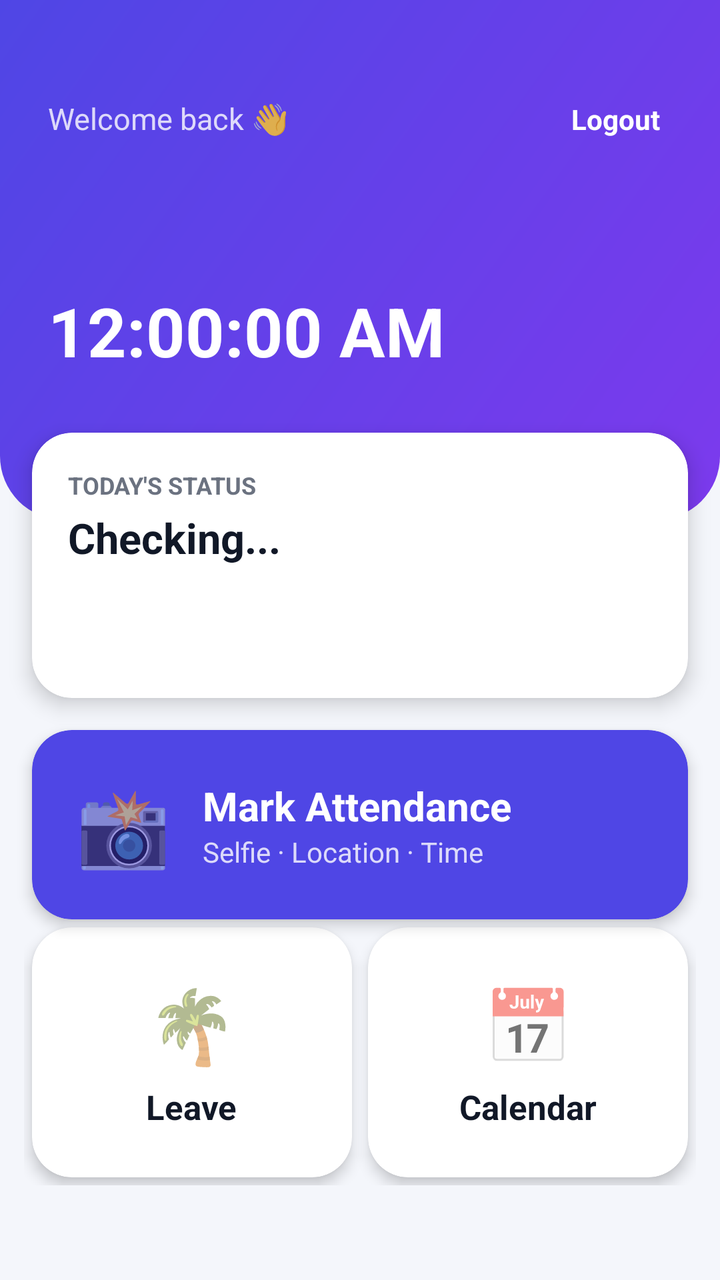
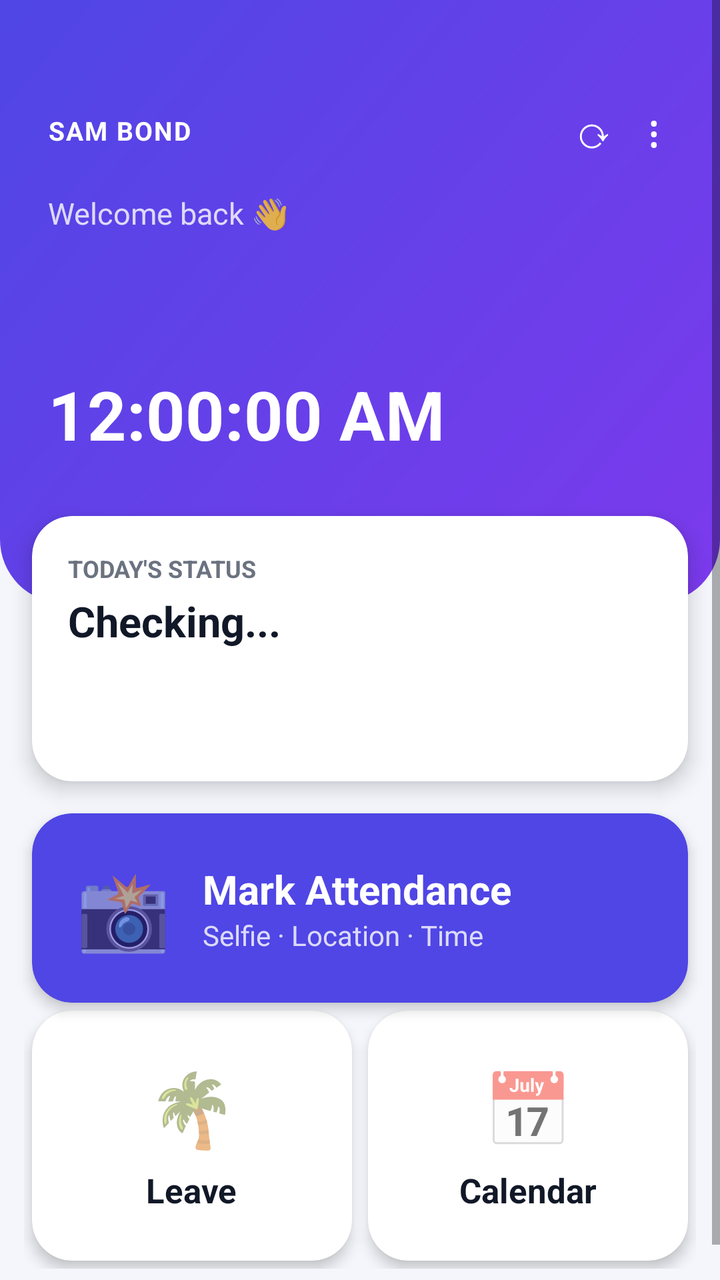

An Android layout rendered at two revisions. The XML below is the earlier revision; the diff shows what the commit changed to produce the second picture.
<!-- AndroidManifest.xml: application theme Theme.Attendance -->
<!-- res/layout/activity_home.xml -->
<?xml version="1.0" encoding="utf-8"?>
<ScrollView xmlns:android="http://schemas.android.com/apk/res/android"
    xmlns:app="http://schemas.android.com/apk/res-auto"
    android:layout_width="match_parent" android:layout_height="match_parent">
    <LinearLayout android:layout_width="match_parent" android:layout_height="wrap_content"
        android:orientation="vertical" android:paddingBottom="24dp">
        <LinearLayout android:layout_width="match_parent" android:layout_height="wrap_content"
            android:background="@drawable/bg_header" android:orientation="vertical"
            android:paddingStart="24dp" android:paddingEnd="24dp" android:paddingTop="44dp" android:paddingBottom="72dp">
            <LinearLayout android:layout_width="match_parent" android:layout_height="wrap_content" android:orientation="horizontal">
                <TextView android:text="Welcome back 👋" android:textColor="#CCFFFFFF" android:textSize="15sp"
                    android:layout_width="0dp" android:layout_weight="1" android:layout_height="wrap_content" />
                <TextView android:id="@+id/tvLogout" android:text="Logout" android:textColor="#FFFFFF" android:textStyle="bold"
                    android:padding="6dp" android:clickable="true" android:focusable="true"
                    android:layout_width="wrap_content" android:layout_height="wrap_content" />
            </LinearLayout>
            <TextView android:id="@+id/tvName" android:textColor="#FFFFFF" android:textSize="28sp" android:textStyle="bold"
                android:layout_width="wrap_content" android:layout_height="wrap_content" />
            <TextView android:id="@+id/tvDate" android:textColor="#CCFFFFFF" android:textSize="15sp"
                android:layout_width="wrap_content" android:layout_height="wrap_content" />
            <TextClock android:format12Hour="hh:mm:ss a" android:format24Hour="hh:mm:ss a"
                android:textColor="#FFFFFF" android:textSize="34sp" android:textStyle="bold" android:layout_marginTop="10dp"
                android:layout_width="wrap_content" android:layout_height="wrap_content" />
        </LinearLayout>

        <com.google.android.material.card.MaterialCardView
            android:layout_width="match_parent" android:layout_height="wrap_content"
            android:layout_marginStart="16dp" android:layout_marginEnd="16dp" android:layout_marginTop="-44dp"
            app:cardCornerRadius="20dp" app:cardElevation="6dp">
            <LinearLayout android:layout_width="match_parent" android:layout_height="wrap_content"
                android:orientation="vertical" android:padding="18dp">
                <TextView android:text="TODAY'S STATUS" android:textSize="12sp" android:textStyle="bold" android:textColor="@color/muted"
                    android:layout_width="wrap_content" android:layout_height="wrap_content" />
                <TextView android:id="@+id/tvStatus" android:text="Checking..." android:textSize="21sp" android:textStyle="bold"
                    android:textColor="@color/ink" android:layout_marginTop="4dp"
                    android:layout_width="wrap_content" android:layout_height="wrap_content" />
                <TextView android:id="@+id/tvMonth" android:textColor="@color/muted" android:layout_marginTop="4dp"
                    android:layout_width="wrap_content" android:layout_height="wrap_content" />
                <TextView android:id="@+id/tvLeaveBal" android:textColor="@color/primary" android:textStyle="bold" android:layout_marginTop="6dp"
                    android:layout_width="wrap_content" android:layout_height="wrap_content" />
            </LinearLayout>
        </com.google.android.material.card.MaterialCardView>

        <com.google.android.material.card.MaterialCardView android:id="@+id/tileAttendance"
            android:layout_width="match_parent" android:layout_height="wrap_content"
            android:layout_marginStart="16dp" android:layout_marginEnd="16dp" android:layout_marginTop="16dp"
            android:clickable="true" android:focusable="true"
            app:cardBackgroundColor="@color/primary" app:cardCornerRadius="20dp" app:cardElevation="4dp">
            <LinearLayout android:layout_width="match_parent" android:layout_height="wrap_content"
                android:gravity="center_vertical" android:orientation="horizontal" android:padding="22dp">
                <TextView android:text="📸" android:textSize="38sp"
                    android:layout_width="wrap_content" android:layout_height="wrap_content" />
                <LinearLayout android:layout_width="wrap_content" android:layout_height="wrap_content"
                    android:layout_marginStart="16dp" android:orientation="vertical">
                    <TextView android:text="Mark Attendance" android:textColor="#FFFFFF" android:textSize="20sp" android:textStyle="bold"
                        android:layout_width="wrap_content" android:layout_height="wrap_content" />
                    <TextView android:text="Selfie · Location · Time" android:textColor="#CCFFFFFF"
                        android:layout_width="wrap_content" android:layout_height="wrap_content" />
                </LinearLayout>
            </LinearLayout>
        </com.google.android.material.card.MaterialCardView>

        <LinearLayout android:layout_width="match_parent" android:layout_height="wrap_content"
            android:layout_marginStart="12dp" android:layout_marginEnd="12dp" android:orientation="horizontal">
            <com.google.android.material.card.MaterialCardView android:id="@+id/tileLeave"
                android:layout_width="0dp" android:layout_weight="1" android:layout_height="wrap_content"
                android:layout_margin="4dp" android:layout_marginTop="12dp" android:clickable="true" android:focusable="true"
                app:cardCornerRadius="20dp" app:cardElevation="4dp">
                <LinearLayout android:layout_width="match_parent" android:layout_height="wrap_content"
                    android:gravity="center" android:orientation="vertical" android:paddingTop="24dp" android:paddingBottom="24dp">
                    <TextView android:text="🌴" android:textSize="36sp" android:layout_width="wrap_content" android:layout_height="wrap_content" />
                    <TextView android:text="Leave" android:textStyle="bold" android:textSize="17sp" android:textColor="@color/ink"
                        android:layout_marginTop="6dp" android:layout_width="wrap_content" android:layout_height="wrap_content" />
                </LinearLayout>
            </com.google.android.material.card.MaterialCardView>
            <com.google.android.material.card.MaterialCardView android:id="@+id/tileCalendar"
                android:layout_width="0dp" android:layout_weight="1" android:layout_height="wrap_content"
                android:layout_margin="4dp" android:layout_marginTop="12dp" android:clickable="true" android:focusable="true"
                app:cardCornerRadius="20dp" app:cardElevation="4dp">
                <LinearLayout android:layout_width="match_parent" android:layout_height="wrap_content"
                    android:gravity="center" android:orientation="vertical" android:paddingTop="24dp" android:paddingBottom="24dp">
                    <TextView android:text="📅" android:textSize="36sp" android:layout_width="wrap_content" android:layout_height="wrap_content" />
                    <TextView android:text="Calendar" android:textStyle="bold" android:textSize="17sp" android:textColor="@color/ink"
                        android:layout_marginTop="6dp" android:layout_width="wrap_content" android:layout_height="wrap_content" />
                </LinearLayout>
            </com.google.android.material.card.MaterialCardView>
            <com.google.android.material.card.MaterialCardView android:id="@+id/tileTeam" android:visibility="gone"
                android:layout_width="0dp" android:layout_weight="1" android:layout_height="wrap_content"
                android:layout_margin="4dp" android:layout_marginTop="12dp" android:clickable="true" android:focusable="true"
                app:cardCornerRadius="20dp" app:cardElevation="4dp">
                <LinearLayout android:layout_width="match_parent" android:layout_height="wrap_content"
                    android:gravity="center" android:orientation="vertical" android:paddingTop="24dp" android:paddingBottom="24dp">
                    <TextView android:text="👥" android:textSize="36sp" android:layout_width="wrap_content" android:layout_height="wrap_content" />
                    <TextView android:text="My Team" android:textStyle="bold" android:textSize="17sp" android:textColor="@color/ink"
                        android:layout_marginTop="6dp" android:layout_width="wrap_content" android:layout_height="wrap_content" />
                </LinearLayout>
            </com.google.android.material.card.MaterialCardView>
        </LinearLayout>
    </LinearLayout>
</ScrollView>
<!-- resources referenced by this layout -->
<resources>
  <color name="ink">#111827</color>
  <color name="muted">#6B7280</color>
  <color name="primary">#4F46E5</color>
  <!-- drawable bg_header (drawable) -->
  <?xml version="1.0" encoding="utf-8"?>
  <shape xmlns:android="http://schemas.android.com/apk/res/android" android:shape="rectangle">
      <gradient android:startColor="#4F46E5" android:endColor="#7C3AED" android:angle="315" />
      <corners android:bottomLeftRadius="32dp" android:bottomRightRadius="32dp" />
  </shape>
  <style name="Theme.Attendance" parent="Theme.MaterialComponents.Light.NoActionBar">
          <item name="colorPrimary">@color/primary</item>
          <item name="colorPrimaryVariant">@color/primary_dark</item>
          <item name="colorOnPrimary">@color/white</item>
          <item name="colorSecondary">@color/accent</item>
          <item name="android:windowBackground">@color/bg</item>
          <item name="android:statusBarColor">@color/primary_dark</item>
          <item name="materialButtonStyle">@style/Btn</item>
      </style>
  <color name="primary_dark">#3730A3</color>
  <color name="white">#FFFFFF</color>
  <color name="accent">#14B8A6</color>
  <color name="bg">#F4F6FB</color>
  <style name="Btn" parent="Widget.MaterialComponents.Button">
          <item name="cornerRadius">14dp</item>
          <item name="android:textAllCaps">false</item>
          <item name="android:textSize">16sp</item>
          <item name="android:textStyle">bold</item>
          <item name="android:letterSpacing">0</item>
          <item name="android:minHeight">54dp</item>
      </style>
</resources>

<!-- the commit's change to res/layout/activity_home.xml (unified diff, before → after) -->
@@ -7,13 +7,20 @@
         <LinearLayout android:layout_width="match_parent" android:layout_height="wrap_content"
             android:background="@drawable/bg_header" android:orientation="vertical"
             android:paddingStart="24dp" android:paddingEnd="24dp" android:paddingTop="44dp" android:paddingBottom="72dp">
-            <LinearLayout android:layout_width="match_parent" android:layout_height="wrap_content" android:orientation="horizontal">
-                <TextView android:text="Welcome back 👋" android:textColor="#CCFFFFFF" android:textSize="15sp"
-                    android:layout_width="0dp" android:layout_weight="1" android:layout_height="wrap_content" />
-                <TextView android:id="@+id/tvLogout" android:text="Logout" android:textColor="#FFFFFF" android:textStyle="bold"
-                    android:padding="6dp" android:clickable="true" android:focusable="true"
+            <LinearLayout android:layout_width="match_parent" android:layout_height="wrap_content"
+                android:orientation="horizontal" android:gravity="center_vertical">
+                <TextView android:text="SAM BOND" android:textColor="#FFFFFF" android:textStyle="bold" android:textSize="13sp"
+                    android:letterSpacing="0.05" android:layout_width="0dp" android:layout_weight="1" android:layout_height="wrap_content" />
+                <TextView android:id="@+id/btnRefresh" android:text="⟳" android:textSize="22sp"
+                    android:textColor="#FFFFFF" android:padding="6dp" android:clickable="true" android:focusable="true"
+                    android:layout_width="wrap_content" android:layout_height="wrap_content" />
+                <TextView android:id="@+id/btnMenu" android:text="⋮" android:textSize="22sp"
+                    android:textColor="#FFFFFF" android:padding="6dp" android:layout_marginStart="4dp"
+                    android:clickable="true" android:focusable="true"
                     android:layout_width="wrap_content" android:layout_height="wrap_content" />
             </LinearLayout>
+            <TextView android:text="Welcome back 👋" android:textColor="#CCFFFFFF" android:textSize="15sp"
+                android:layout_marginTop="10dp" android:layout_width="wrap_content" android:layout_height="wrap_content" />
             <TextView android:id="@+id/tvName" android:textColor="#FFFFFF" android:textSize="28sp" android:textStyle="bold"
                 android:layout_width="wrap_content" android:layout_height="wrap_content" />
             <TextView android:id="@+id/tvDate" android:textColor="#CCFFFFFF" android:textSize="15sp"
